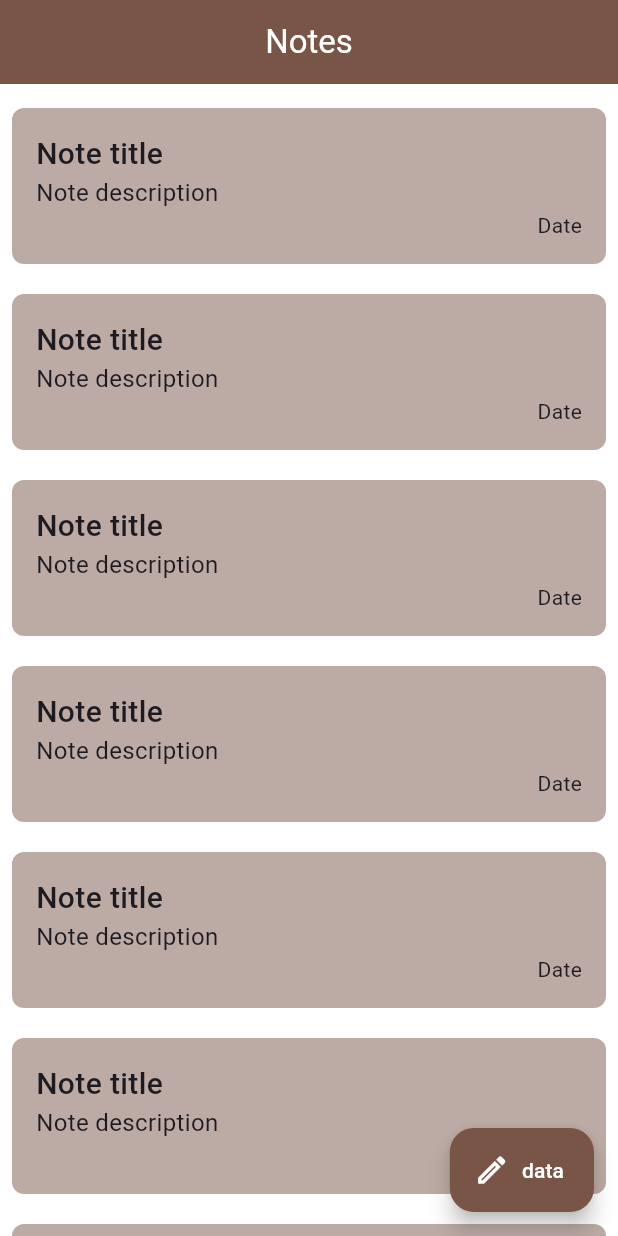
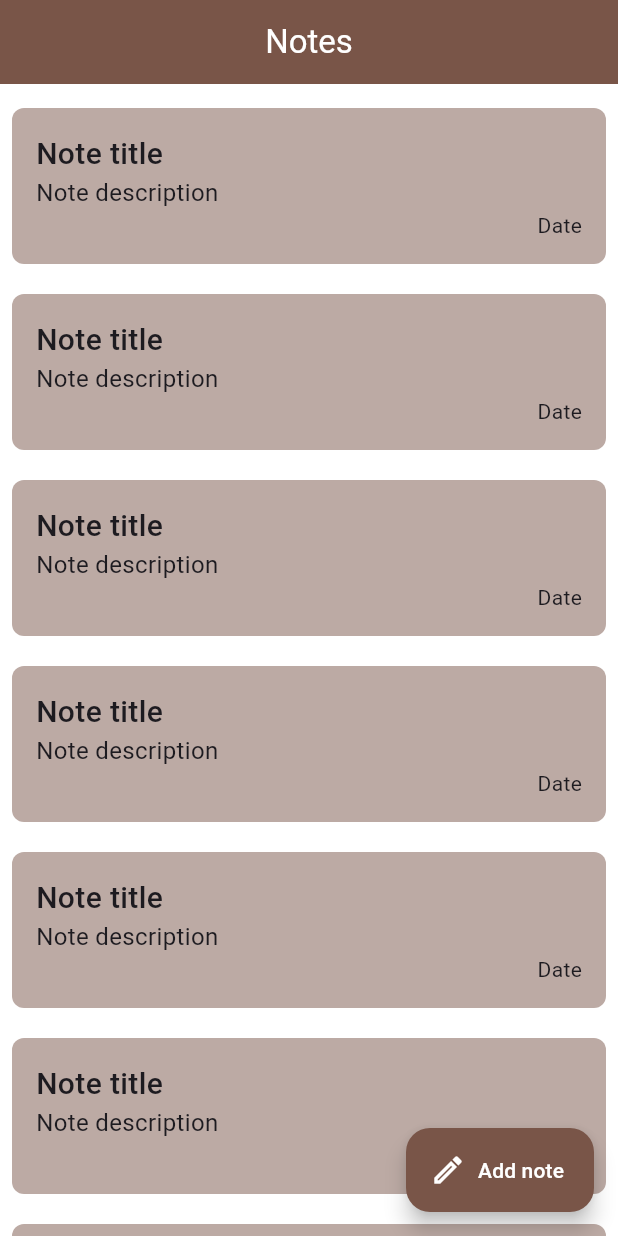
Before and after one commit to jakgrab/simple-notes-app, a Flutter app: the screen it shows after launch, on a phone screen of 412 x 824 dp. Run offline on Flutter 3.47's test engine with Material 3 defaults, Android fonts, the phone set to English and light mode, and no system bars; our stand-ins replace flutter_bloc, freezed_annotation, get_it, go_router, hive, injectable; accounts and stored records are empty; generated files the repository leaves out were written again.

Commit message:
Add logic for getting notes from the database

```diff
--- /dev/null
+++ b/lib/core/constants/hive_boxes.dart
@@ -0,0 +1,3 @@
+abstract class HiveBoxes {
+  static const notes = 'notes';
+}
--- /dev/null
+++ b/lib/core/constants/hive_types.dart
@@ -0,0 +1,3 @@
+abstract class HiveTypes {
+  static const notesId = 0;
+}
--- /dev/null
+++ b/lib/core/enums/data_status/data_status.dart
@@ -0,0 +1,6 @@
+enum DataStatus {
+  initial,
+  loading,
+  success,
+  error;
+}
--- /dev/null
+++ b/lib/core/usecase/usecase.dart
@@ -0,0 +1,3 @@
+abstract class UseCase<Type, Params> {
+  Future<Type> call({required Params params});
+}
--- /dev/null
+++ b/lib/features/notes/data/data_sources/local/daos/notes_dao.dart
@@ -0,0 +1,29 @@
+import 'package:hive/hive.dart';
+import 'package:injectable/injectable.dart';
+import 'package:simple_notes_app/core/constants/hive_boxes.dart';
+import 'package:simple_notes_app/features/notes/data/data_sources/local/daos/notes_dao_interface.dart';
+import 'package:simple_notes_app/features/notes/data/models/note/note_model.dart';
+
+@LazySingleton(as: NotesDaoInterface)
+class NotesDao implements NotesDaoInterface {
+  @override
+  Future<void> addNote(NoteModel note) async {
+    final notesBox = Hive.box<NoteModel>(HiveBoxes.notes);
+
+    await notesBox.put(note.id, note);
+  }
+
+  @override
+  Future<void> deleteNote(NoteModel note) {
+    final notesBox = Hive.box<NoteModel>(HiveBoxes.notes);
+
+    return notesBox.delete(note.id);
+  }
+
+  @override
+  Future<List<NoteModel>> getNotes() async {
+    final notesBox = Hive.box<NoteModel>(HiveBoxes.notes);
+
+    return notesBox.values.toList();
+  }
+}
--- /dev/null
+++ b/lib/features/notes/data/data_sources/local/daos/notes_dao_interface.dart
@@ -0,0 +1,7 @@
+import 'package:simple_notes_app/features/notes/data/models/note/note_model.dart';
+
+abstract interface class NotesDaoInterface {
+  Future<List<NoteModel>> getNotes();
+  Future<void> addNote(NoteModel note);
+  Future<void> deleteNote(NoteModel note);
+}
--- /dev/null
+++ b/lib/features/notes/data/models/note/note_model.dart
@@ -0,0 +1,31 @@
+import 'package:hive/hive.dart';
+import 'package:simple_notes_app/core/constants/hive_types.dart';
+import 'package:simple_notes_app/features/notes/domain/entities/note.dart';
+
+part 'note_model.g.dart';
+
+@HiveType(typeId: HiveTypes.notesId)
+class NoteModel extends HiveObject {
+  NoteModel({
+    required this.id,
+    required this.content,
+    required this.creationDate,
+  });
+
+  factory NoteModel.fromNote(Note note) {
+    return NoteModel(
+      id: note.id,
+      content: note.content,
+      creationDate: note.creationDate,
+    );
+  }
+
+  @HiveField(0)
+  String id;
+
+  @HiveField(1)
+  String content;
+
+  @HiveField(2)
+  DateTime creationDate;
+}
--- /dev/null
+++ b/lib/features/notes/data/repository/notes_repository_impl.dart
@@ -0,0 +1,29 @@
+import 'package:injectable/injectable.dart';
+import 'package:simple_notes_app/features/notes/data/data_sources/local/daos/notes_dao_interface.dart';
+import 'package:simple_notes_app/features/notes/data/models/note/note_model.dart';
+import 'package:simple_notes_app/features/notes/domain/entities/note.dart';
+import 'package:simple_notes_app/features/notes/domain/repository/notes_repository.dart';
+
+@LazySingleton(as: NotesRepository)
+class NotesRepositoryImpl implements NotesRepository {
+  NotesRepositoryImpl(this._notesDao);
+
+  final NotesDaoInterface _notesDao;
+
+  @override
+  Future<void> addNote(Note note) async {
+    await _notesDao.addNote(NoteModel.fromNote(note));
+  }
+
+  @override
+  Future<void> deleteNote(Note note) async {
+    await _notesDao.deleteNote(NoteModel.fromNote(note));
+  }
+
+  @override
+  Future<List<Note>> getNotes() async {
+    final notesFromDb = await _notesDao.getNotes();
+
+    return notesFromDb.map((e) => Note.fromNoteModel(e)).toList();
+  }
+}
--- /dev/null
+++ b/lib/features/notes/domain/entities/note.dart
@@ -0,0 +1,22 @@
+import 'package:freezed_annotation/freezed_annotation.dart';
+import 'package:simple_notes_app/features/notes/data/models/note/note_model.dart';
+
+part 'note.freezed.dart';
+part 'note.g.dart';
+
+@freezed
+class Note with _$Note {
+  factory Note({
+    required String id,
+    @Default('') String content,
+    required DateTime creationDate,
+  }) = _Note;
+
+  factory Note.fromJson(Map<String, dynamic> json) => _$NoteFromJson(json);
+
+  factory Note.fromNoteModel(NoteModel noteModel) => Note(
+        id: noteModel.id,
+        content: noteModel.content,
+        creationDate: noteModel.creationDate,
+      );
+}
--- /dev/null
+++ b/lib/features/notes/domain/repository/notes_repository.dart
@@ -0,0 +1,7 @@
+import 'package:simple_notes_app/features/notes/domain/entities/note.dart';
+
+abstract interface class NotesRepository {
+  Future<List<Note>> getNotes();
+  Future<void> addNote(Note note);
+  Future<void> deleteNote(Note note);
+}
--- a/lib/features/notes/presentation/pages/home_screen/home_view.dart
+++ b/lib/features/notes/presentation/pages/home_screen/home_view.dart
@@ -1,5 +1,6 @@
 import 'package:flutter/material.dart';
 import 'package:simple_notes_app/core/extensions/localization_on_build_context.dart';
+import 'package:simple_notes_app/features/notes/presentation/widgets/home/note_item.dart';
 
 class HomeView extends StatelessWidget {
   const HomeView({super.key});
@@ -13,7 +14,7 @@ class HomeView extends StatelessWidget {
       ),
       floatingActionButton: FloatingActionButton.extended(
         onPressed: () {},
-        label: const Text('data'),
+        label: Text(context.localizations.homeScreenFABText),
         icon: const Icon(Icons.edit_outlined),
       ),
       body: const HomeViewBody(),
@@ -61,26 +62,3 @@ class HomeViewBody extends StatelessWidget {
     );
   }
 }
-
-class NoteItem extends StatelessWidget {
-  const NoteItem({super.key});
-
-  @override
-  Widget build(BuildContext context) {
-    return Container(
-      decoration: BoxDecoration(color: Colors.brown[200], borderRadius: BorderRadius.circular(8)),
-      padding: const EdgeInsets.all(16.0),
-      child: const Column(
-        crossAxisAlignment: CrossAxisAlignment.start,
-        children: [
-          Text(
-            'Note title',
-            style: TextStyle(fontSize: 20, fontWeight: FontWeight.w500),
-          ),
-          Text('Note description', style: TextStyle(fontSize: 16)),
-          Align(alignment: Alignment.bottomRight, child: Text('Date')),
-        ],
-      ),
-    );
-  }
-}
--- /dev/null
+++ b/lib/features/notes/presentation/widgets/home/note_item.dart
@@ -0,0 +1,24 @@
+import 'package:flutter/material.dart';
+
+class NoteItem extends StatelessWidget {
+  const NoteItem({super.key});
+
+  @override
+  Widget build(BuildContext context) {
+    return Container(
+      decoration: BoxDecoration(color: Colors.brown[200], borderRadius: BorderRadius.circular(8)),
+      padding: const EdgeInsets.all(16.0),
+      child: const Column(
+        crossAxisAlignment: CrossAxisAlignment.start,
+        children: [
+          Text(
+            'Note title',
+            style: TextStyle(fontSize: 20, fontWeight: FontWeight.w500),
+          ),
+          Text('Note description', style: TextStyle(fontSize: 16)),
+          Align(alignment: Alignment.bottomRight, child: Text('Date')),
+        ],
+      ),
+    );
+  }
+}
--- a/lib/l10n/app_en.arb
+++ b/lib/l10n/app_en.arb
@@ -1,3 +1,4 @@
 {
-    "homeScreenAppBarText" : "Notes"
+    "homeScreenAppBarText" : "Notes",
+    "homeScreenFABText" : "Add note"
 }
--- a/lib/main.dart
+++ b/lib/main.dart
@@ -1,10 +1,14 @@
 import 'package:flutter/material.dart';
 import 'package:flutter/services.dart';
 import 'package:simple_notes_app/app.dart';
+import 'package:simple_notes_app/config/database/hive_config.dart';
 import 'package:simple_notes_app/config/di/locator.dart';
 
-void main() {
+Future<void> main() async {
+  WidgetsFlutterBinding.ensureInitialized();
+
   setupDependencies();
+  await initHiveDatabase();
 
   SystemChrome.setSystemUIOverlayStyle(
     const SystemUiOverlayStyle(
```
Also changed, not shown: lib/config/database/hive_config.dart (added, +13 -0 lines), lib/features/notes/domain/usecases/get_notes.dart (added, +20 -0 lines), lib/features/notes/presentation/bloc/home/home_cubit.dart (added, +20 -0 lines), lib/features/notes/presentation/bloc/home/home_state.dart (added, +13 -0 lines), pubspec.yaml (+7 -1 lines), pubspec.lock, 4 other files.
